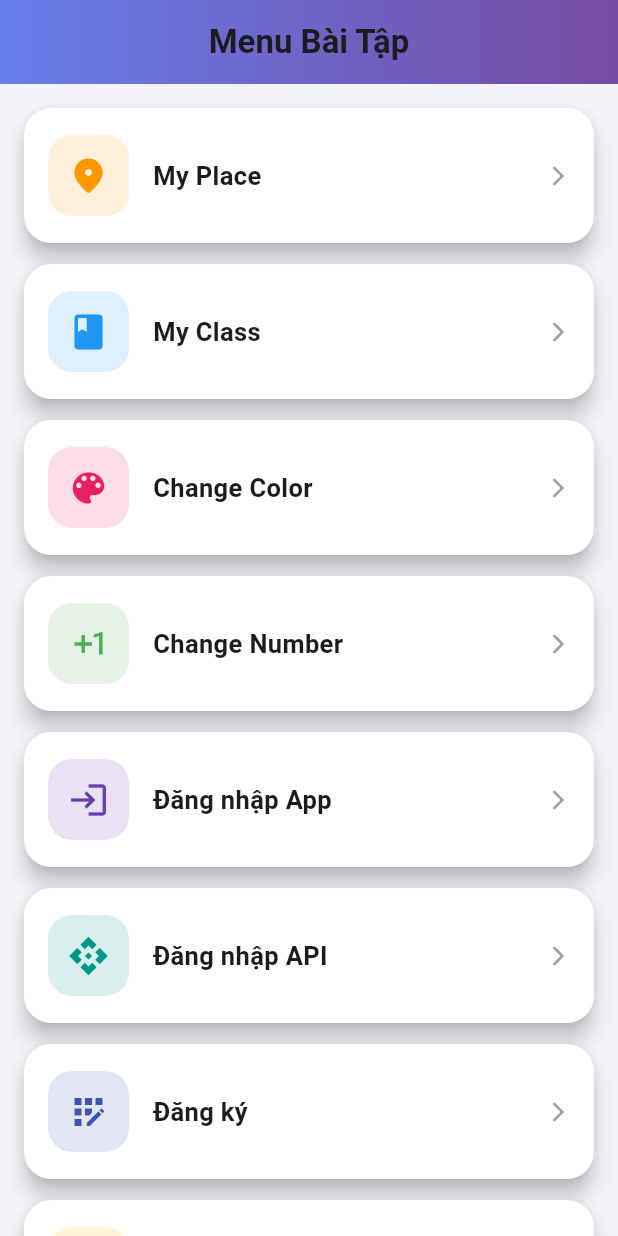
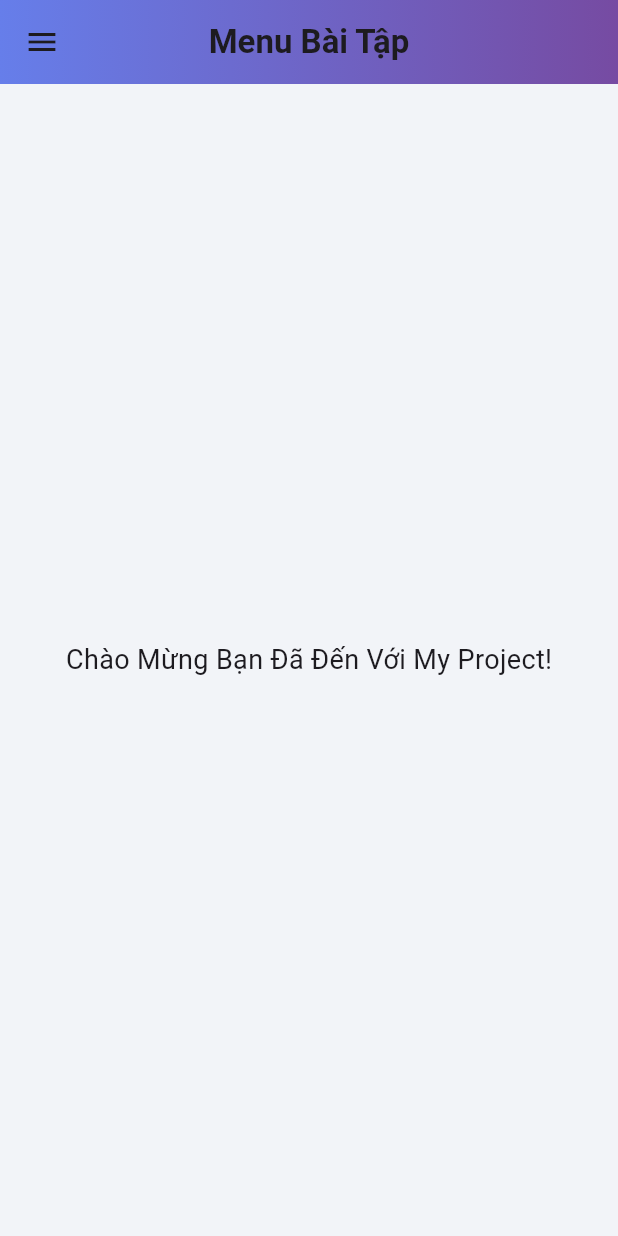
Before and after one commit to haotruong-it/BT_Flutter, a Flutter app: the screen it shows after launch, on a phone screen of 412 x 824 dp. Run offline on Flutter 3.47's test engine with Material 3 defaults, Android fonts, the light colour scheme and no system bars; our stand-ins replace dio, shared_preferences.

Commit message:
add code

```diff
--- a/lib/main.dart
+++ b/lib/main.dart
@@ -1,4 +1,5 @@
 import 'package:flutter/material.dart';
+
 import 'DangNhapAPI/form_login.dart';
 import 'ChangeColorApp/change_color_app.dart';
 import 'ChangeNumberApp/change_number_app.dart';
@@ -35,9 +36,11 @@ class HomeMenu extends StatelessWidget {
   Widget build(BuildContext context) {
     return Scaffold(
       backgroundColor: const Color(0xffF2F4F8),
+
+      // ===== APP BAR =====
       appBar: AppBar(
+        centerTitle: true,
         elevation: 0,
-        centerTitle: true,
         title: const Text(
           'Menu Bài Tập',
           style: TextStyle(fontWeight: FontWeight.bold),
@@ -50,155 +53,131 @@ class HomeMenu extends StatelessWidget {
           ),
         ),
       ),
-      body: ListView(
-        padding: const EdgeInsets.all(16),
+
+      // ===== DRAWER =====
+      drawer: Drawer(
+        child: ListView(
+          padding: EdgeInsets.zero,
           children: [
-          buildMenuItem(
+            const DrawerHeader(
+              decoration: BoxDecoration(
+                gradient: LinearGradient(
+                  colors: [Color(0xff667eea), Color(0xff764ba2)],
+                ),
+              ),
+              child: Text(
+                'Danh sách bài tập',
+                style: TextStyle(
+                  color: Colors.white,
+                  fontSize: 22,
+                  fontWeight: FontWeight.bold,
+                ),
+              ),
+            ),
+
+            buildDrawerItem(
               context,
               title: 'My Place',
-            icon: Icons.place_rounded,
-            color: Colors.orange,
+              icon: Icons.place,
               page: const Place(),
             ),
-          buildMenuItem(
+            buildDrawerItem(
               context,
               title: 'My Class',
               icon: Icons.class_,
-            color: Colors.blue,
               page: const MyClass(),
             ),
-          buildMenuItem(
+            buildDrawerItem(
               context,
               title: 'Change Color',
               icon: Icons.color_lens,
-            color: Colors.pink,
               page: const ChangeColorApp(),
             ),
-          buildMenuItem(
+            buildDrawerItem(
               context,
               title: 'Change Number',
               icon: Icons.exposure_plus_1,
-            color: Colors.green,
               page: const ChangeNumberApp(),
             ),
-          buildMenuItem(
+            buildDrawerItem(
               context,
               title: 'Đăng nhập App',
               icon: Icons.login,
-            color: Colors.deepPurple,
               page: const DangNhapPage(),
             ),
-          buildMenuItem(
+            buildDrawerItem(
               context,
               title: 'Đăng nhập API',
               icon: Icons.api,
-            color: Colors.teal,
               page: const FormDangNhap(),
             ),
-          buildMenuItem(
+            buildDrawerItem(
               context,
               title: 'Đăng ký',
               icon: Icons.app_registration,
-            color: Colors.indigo,
               page: const DangKyApp(),
             ),
-          buildMenuItem(
+            buildDrawerItem(
               context,
               title: 'Feedback',
               icon: Icons.feedback,
-            color: Colors.amber,
               page: const FeedbackPage(),
             ),
-          buildMenuItem(
+            buildDrawerItem(
               context,
               title: 'My Layout',
               icon: Icons.dashboard_customize,
-            color: Colors.cyan,
               page: const MyLayout(),
             ),
-          buildMenuItem(
+            buildDrawerItem(
               context,
               title: 'Shop',
               icon: Icons.shopping_cart,
-            color: Colors.redAccent,
               page: const MyProduct(),
             ),
-          buildMenuItem(
+            buildDrawerItem(
               context,
               title: 'Tính BMI',
               icon: Icons.monitor_weight,
-            color: Colors.brown,
               page: BMIPage(),
             ),
-          buildMenuItem(
+            buildDrawerItem(
               context,
               title: 'News App',
               icon: Icons.newspaper,
-            color: Colors.blueGrey,
               page: const MyNewsPage(),
             ),
           ],
         ),
+      ),
+
+      // ===== BODY =====
+      body: const Center(
+        child: Text(
+          'Chào Mừng Bạn Đã Đến Với My Project!',
+          style: TextStyle(fontSize: 18),
+        ),
+      ),
     );
   }
 
-  Widget buildMenuItem(
+  // ===== DRAWER ITEM =====
+  Widget buildDrawerItem(
     BuildContext context, {
     required String title,
     required IconData icon,
-    required Color color,
     required Widget page,
   }) {
-    return Container(
-      margin: const EdgeInsets.only(bottom: 14),
-      child: Material(
-        borderRadius: BorderRadius.circular(18),
-        elevation: 6,
-        color: Colors.white,
-        child: InkWell(
-          borderRadius: BorderRadius.circular(18),
+    return ListTile(
+      leading: Icon(icon, color: Colors.deepPurple),
+      title: Text(title),
       onTap: () {
+        Navigator.pop(context); // đóng Drawer
         Navigator.push(
           context,
           MaterialPageRoute(builder: (_) => page),
         );
       },
-          child: Padding(
-            padding: const EdgeInsets.symmetric(
-              horizontal: 16,
-              vertical: 18,
-            ),
-            child: Row(
-              children: [
-                Container(
-                  width: 54,
-                  height: 54,
-                  decoration: BoxDecoration(
-                    color: color.withOpacity(0.15),
-                    borderRadius: BorderRadius.circular(16),
-                  ),
-                  child: Icon(icon, size: 28, color: color),
-                ),
-                const SizedBox(width: 16),
-                Expanded(
-                  child: Text(
-                    title,
-                    style: const TextStyle(
-                      fontSize: 17,
-                      fontWeight: FontWeight.w600,
-                    ),
-                  ),
-                ),
-                const Icon(
-                  Icons.arrow_forward_ios_rounded,
-                  size: 16,
-                  color: Colors.grey,
-                ),
-              ],
-            ),
-          ),
-        ),
-      ),
     );
   }
 }
```
Lines whose indentation alone changed are shown as unchanged.
